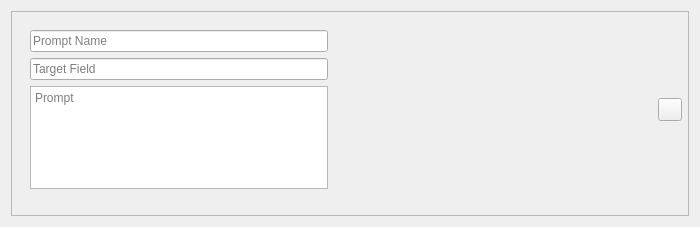
First picture: the form in 99999999/prompt_ui.ui, repository ganqqwerty/addons-anki, before the edit.
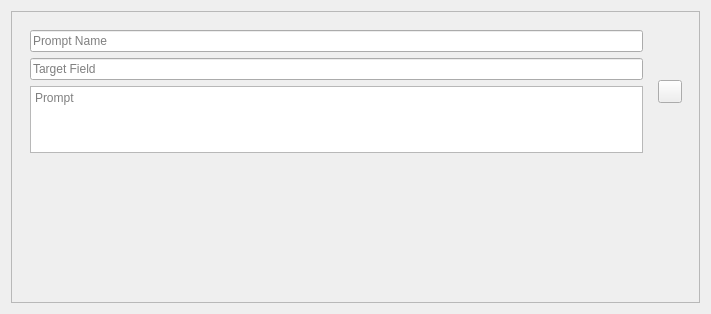
Second picture: the form after the edit.

Commit message: okay layout

```diff
--- a/99999999/prompt_ui.ui
+++ b/99999999/prompt_ui.ui
@@ -6,13 +6,25 @@
    <rect>
     <x>0</x>
     <y>0</y>
-    <width>700</width>
-    <height>227</height>
+    <width>711</width>
+    <height>314</height>
    </rect>
   </property>
+  <property name="sizePolicy">
+   <sizepolicy hsizetype="MinimumExpanding" vsizetype="MinimumExpanding">
+    <horstretch>0</horstretch>
+    <verstretch>0</verstretch>
+   </sizepolicy>
+  </property>
   <property name="minimumSize">
    <size>
-    <width>700</width>
+    <width>500</width>
+    <height>0</height>
+   </size>
+  </property>
+  <property name="baseSize">
+   <size>
+    <width>300</width>
     <height>0</height>
    </size>
   </property>
@@ -20,11 +32,17 @@
    <item>
     <widget class="QFrame" name="frame">
      <property name="sizePolicy">
-      <sizepolicy hsizetype="Expanding" vsizetype="Expanding">
+      <sizepolicy hsizetype="MinimumExpanding" vsizetype="MinimumExpanding">
        <horstretch>0</horstretch>
        <verstretch>0</verstretch>
       </sizepolicy>
      </property>
+     <property name="minimumSize">
+      <size>
+       <width>500</width>
+       <height>170</height>
+      </size>
+     </property>
      <property name="frameShape">
       <enum>QFrame::StyledPanel</enum>
      </property>
@@ -37,21 +55,27 @@
         <x>10</x>
         <y>10</y>
         <width>661</width>
-        <height>177</height>
+        <height>141</height>
        </rect>
       </property>
       <layout class="QHBoxLayout" name="horizontalLayout">
        <property name="sizeConstraint">
-        <enum>QLayout::SetDefaultConstraint</enum>
+        <enum>QLayout::SetNoConstraint</enum>
        </property>
        <item>
-        <widget class="QWidget" name="" native="true">
+        <widget class="QWidget" name="widget" native="true">
          <property name="sizePolicy">
-          <sizepolicy hsizetype="Expanding" vsizetype="Expanding">
+          <sizepolicy hsizetype="MinimumExpanding" vsizetype="MinimumExpanding">
            <horstretch>0</horstretch>
            <verstretch>0</verstretch>
           </sizepolicy>
          </property>
+         <property name="minimumSize">
+          <size>
+           <width>0</width>
+           <height>110</height>
+          </size>
+         </property>
          <layout class="QVBoxLayout" name="verticalLayout_2">
           <item>
            <widget class="QLineEdit" name="promptNameInput">
@@ -82,11 +106,17 @@
           <item>
            <widget class="QTextEdit" name="promptInput">
             <property name="sizePolicy">
-             <sizepolicy hsizetype="Expanding" vsizetype="Expanding">
+             <sizepolicy hsizetype="Expanding" vsizetype="MinimumExpanding">
               <horstretch>0</horstretch>
               <verstretch>0</verstretch>
              </sizepolicy>
             </property>
+            <property name="minimumSize">
+             <size>
+              <width>0</width>
+              <height>30</height>
+             </size>
+            </property>
             <property name="acceptRichText">
              <bool>false</bool>
             </property>
@@ -95,38 +125,9 @@
             </property>
            </widget>
           </item>
-          <item>
-           <spacer name="verticalSpacer">
-            <property name="orientation">
-             <enum>Qt::Vertical</enum>
-            </property>
-            <property name="sizeHint" stdset="0">
-             <size>
-              <width>20</width>
-              <height>40</height>
-             </size>
-            </property>
-           </spacer>
-          </item>
          </layout>
         </widget>
        </item>
-       <item>
-        <spacer name="horizontalSpacer">
-         <property name="orientation">
-          <enum>Qt::Horizontal</enum>
-         </property>
-         <property name="sizeType">
-          <enum>QSizePolicy::Expanding</enum>
-         </property>
-         <property name="sizeHint" stdset="0">
-          <size>
-           <width>0</width>
-           <height>20</height>
-          </size>
-         </property>
-        </spacer>
-       </item>
        <item alignment="Qt::AlignRight|Qt::AlignVCenter">
         <widget class="QToolButton" name="removePromptButton">
          <property name="toolTip">
```
Left out of the diff: 12 changed lines with no effect on the pictures. The commit also changes 4 other files.
